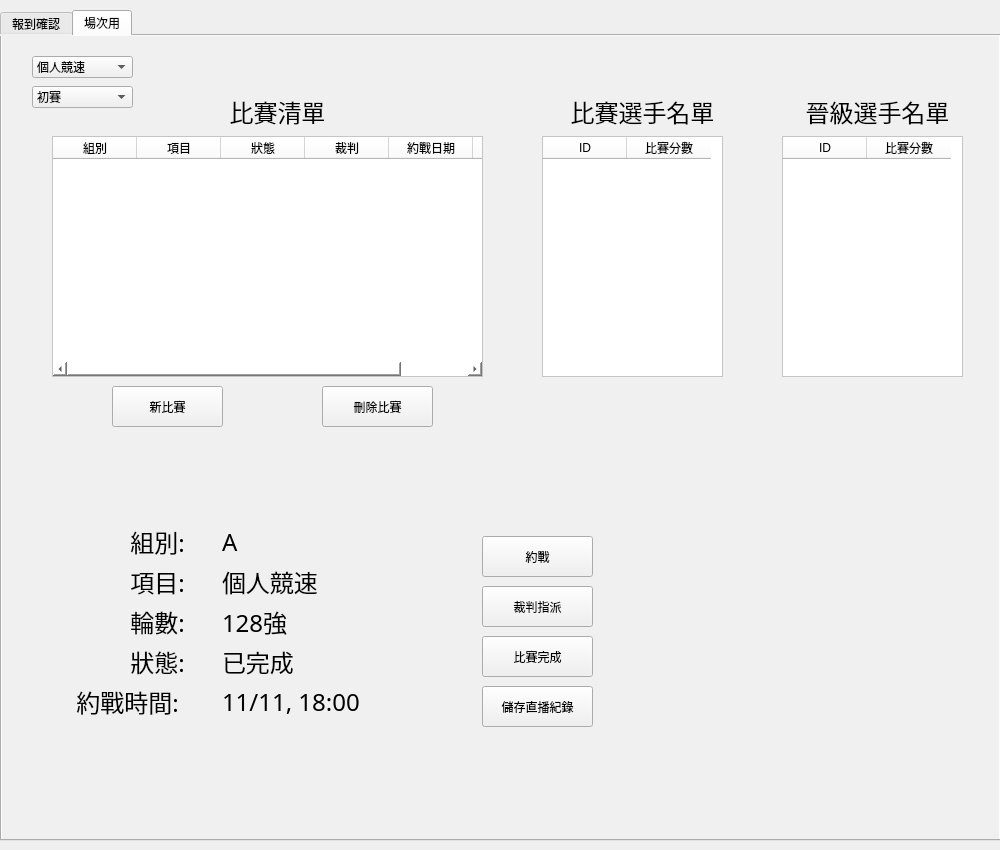
Old version of the form client/src/ui/mainui.ui in the repository RuiChen0101/2019nukl.
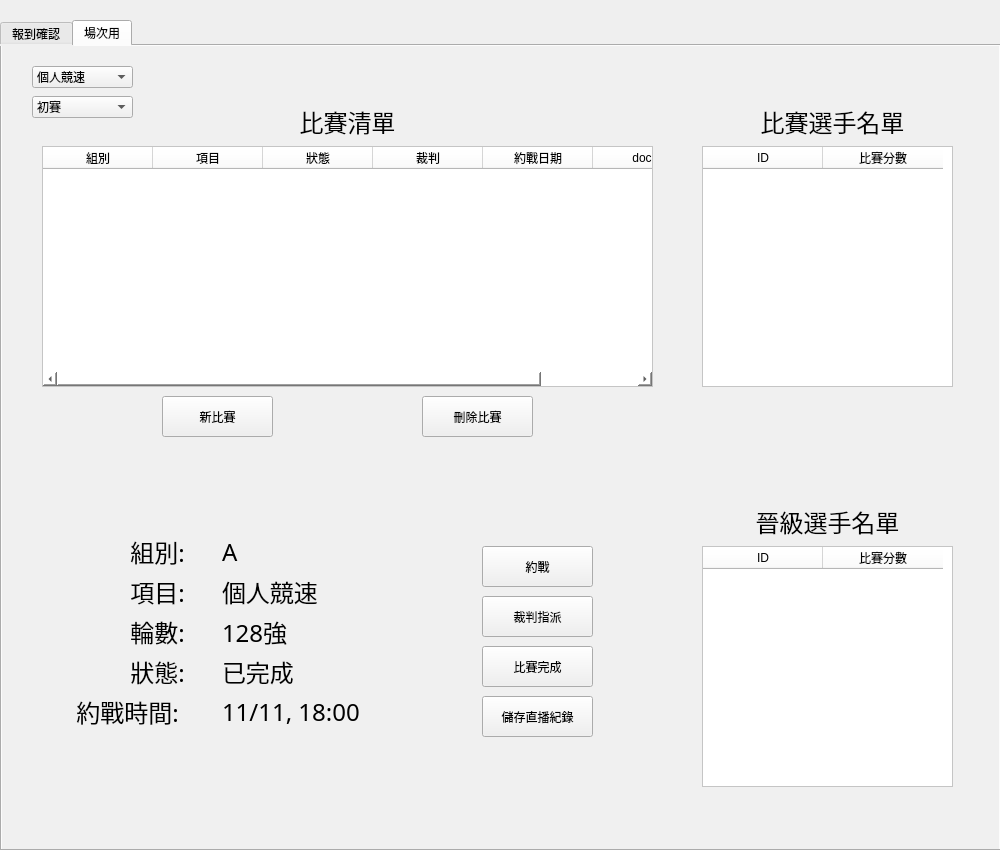
New version of the form.

What changed in the file:
```diff
--- a/client/src/ui/mainui.ui
+++ b/client/src/ui/mainui.ui
@@ -30,7 +30,7 @@
     <property name="geometry">
      <rect>
       <x>0</x>
-      <y>10</y>
+      <y>20</y>
       <width>1001</width>
       <height>831</height>
      </rect>
@@ -390,7 +390,7 @@
      <widget class="QLabel" name="match_list_lable">
       <property name="geometry">
        <rect>
-        <x>200</x>
+        <x>270</x>
         <y>60</y>
         <width>151</width>
         <height>31</height>
@@ -412,9 +412,9 @@
      <widget class="QTableWidget" name="match_list">
       <property name="geometry">
        <rect>
-        <x>50</x>
+        <x>40</x>
         <y>100</y>
-        <width>431</width>
+        <width>611</width>
         <height>241</height>
        </rect>
       </property>
@@ -431,7 +431,7 @@
        <enum>QAbstractItemView::SelectRows</enum>
       </property>
       <attribute name="horizontalHeaderDefaultSectionSize">
-       <number>84</number>
+       <number>110</number>
       </attribute>
       <column>
        <property name="text">
@@ -518,9 +518,9 @@
      <widget class="QTableWidget" name="player_list">
       <property name="geometry">
        <rect>
-        <x>540</x>
+        <x>700</x>
         <y>100</y>
-        <width>181</width>
+        <width>251</width>
         <height>241</height>
        </rect>
       </property>
@@ -537,7 +537,7 @@
        <enum>QAbstractItemView::SelectRows</enum>
       </property>
       <attribute name="horizontalHeaderDefaultSectionSize">
-       <number>84</number>
+       <number>120</number>
       </attribute>
       <column>
        <property name="text">
@@ -553,7 +553,7 @@
      <widget class="QLabel" name="player_list_label">
       <property name="geometry">
        <rect>
-        <x>540</x>
+        <x>730</x>
         <y>60</y>
         <width>201</width>
         <height>31</height>
@@ -575,7 +575,7 @@
      <widget class="QPushButton" name="delete_match_btn">
       <property name="geometry">
        <rect>
-        <x>320</x>
+        <x>420</x>
         <y>350</y>
         <width>111</width>
         <height>41</height>
@@ -593,7 +593,7 @@
      <widget class="QPushButton" name="new_match_btn">
       <property name="geometry">
        <rect>
-        <x>110</x>
+        <x>160</x>
         <y>350</y>
         <width>111</width>
         <height>41</height>
@@ -611,9 +611,9 @@
      <widget class="QTableWidget" name="advance_player_list">
       <property name="geometry">
        <rect>
-        <x>780</x>
-        <y>100</y>
-        <width>181</width>
+        <x>700</x>
+        <y>500</y>
+        <width>251</width>
         <height>241</height>
        </rect>
       </property>
@@ -630,7 +630,7 @@
        <enum>QAbstractItemView::SelectRows</enum>
       </property>
       <attribute name="horizontalHeaderDefaultSectionSize">
-       <number>84</number>
+       <number>120</number>
       </attribute>
       <column>
        <property name="text">
@@ -646,8 +646,8 @@
      <widget class="QLabel" name="advance_player_list_label">
       <property name="geometry">
        <rect>
-        <x>780</x>
-        <y>60</y>
+        <x>730</x>
+        <y>460</y>
         <width>191</width>
         <height>31</height>
        </rect>
```
